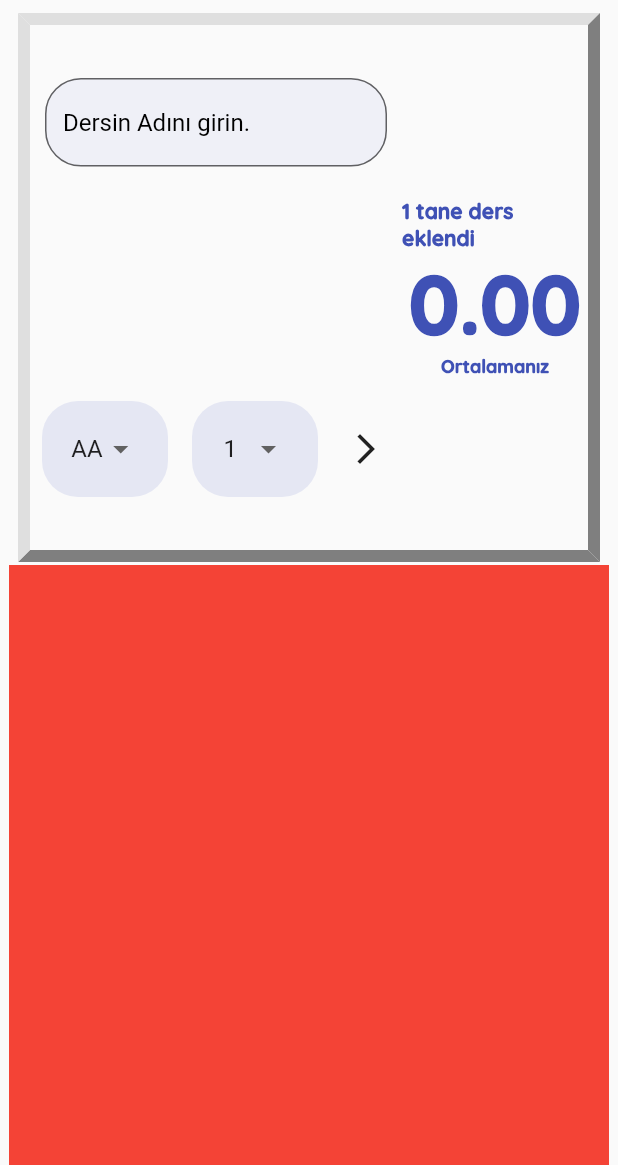
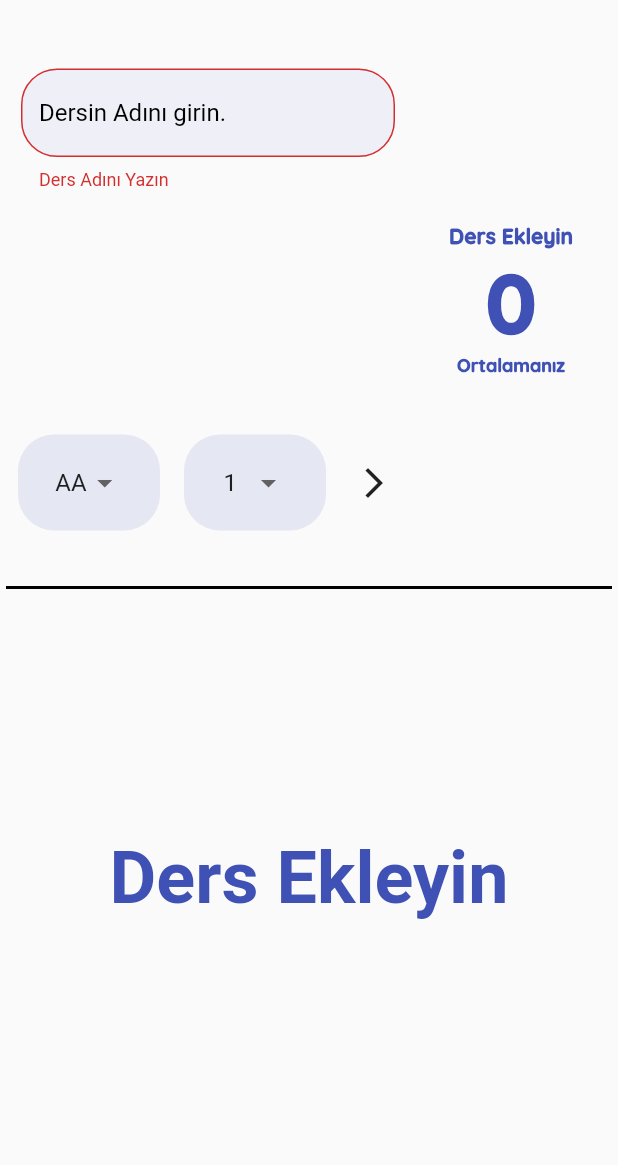
Before and after one commit to kubilaybzk/flutter_ortalama_hesaplama, a Flutter app: the screen it shows after launch, after a tap on the "arrow forward ios" icon, on a phone screen of 412 x 824 dp, the part 71-1236 px from its top. Run offline on Flutter 3.47's test engine with Material 2 defaults, Android fonts, the phone set to English and light mode, and no system bars; our stand-ins replace google_fonts.

Commit message:
Genel Tasarımlar Okey
Padding ve Margin düzenlenmeleri yapılmalı.

```diff
--- /dev/null
+++ b/lib/Liste_Modeli/ders.dart
@@ -0,0 +1,15 @@
+import 'package:flutter/material.dart';
+
+class Ders {
+  final String ders_ismi;
+  final double ders_kredi;
+  final double harf_notu;
+
+  Ders(this.ders_ismi, this.ders_kredi, this.harf_notu);
+
+  @override
+  String toString() {
+    // TODO: implement toString
+    return "  $ders_ismi    ,     $ders_kredi,     $harf_notu  ";
+  }
+}
--- a/lib/OrtalamaAnaSayfa.dart
+++ b/lib/OrtalamaAnaSayfa.dart
@@ -1,5 +1,7 @@
 import 'package:flutter/material.dart';
-import 'package:flutter_ortalama_hesaplama/data_creater.dart';
+import 'package:flutter_ortalama_hesaplama/Liste_Modeli/ders.dart';
+import 'package:flutter_ortalama_hesaplama/ders_listesi.dart';
+import 'data/harf_detasi.dart';
 import 'package:flutter_ortalama_hesaplama/ortalama_goster.dart';
 import 'package:google_fonts/google_fonts.dart';
 import 'package:flutter_ortalama_hesaplama/Constant/sabit.dart';
@@ -15,6 +17,7 @@ var formKey = GlobalKey<FormState>();
 double secilen = 1;
 double buildHarflerSecilen = 4.0;
 double buildKredilerSecilen = 1.0;
+String Kullanicinin_girdigi_ders = "";
 
 class _OrtalamaAnaSayfaState extends State<OrtalamaAnaSayfa> {
   @override
@@ -34,14 +37,7 @@ class _OrtalamaAnaSayfaState extends State<OrtalamaAnaSayfa> {
           crossAxisAlignment: CrossAxisAlignment.center,
           children: [
             _ilkSatir(),
-            SizedBox(
-              height: 2,
-            ),
-            Container(
-              height: 400,
-              width: 400,
-              color: Colors.red,
-            ),
+            Expanded(child: DerslerinListesi()),
           ],
         ));
   }
@@ -49,15 +45,10 @@ class _OrtalamaAnaSayfaState extends State<OrtalamaAnaSayfa> {
   Widget _ilkSatir() {
     return Expanded(
       child: Padding(
-        padding: const EdgeInsets.symmetric(horizontal: 12),
+        padding: const EdgeInsets.symmetric(horizontal: 4),
         child: Container(
-          decoration: BoxDecoration(
-              border: Border(
-            top: BorderSide(width: 8.0, color: Color(0xFFDFDFDF)),
-            left: BorderSide(width: 8.0, color: Color(0xFFDFDFDF)),
-            right: BorderSide(width: 8.0, color: Color(0xFF7F7F7F)),
-            bottom: BorderSide(width: 8.0, color: Color(0xFF7F7F7F)),
-          )),
+          decoration:
+              BoxDecoration(border: Border(bottom: BorderSide(width: 2))),
           child: Row(
             children: [
               Expanded(
@@ -66,7 +57,9 @@ class _OrtalamaAnaSayfaState extends State<OrtalamaAnaSayfa> {
               ),
               Expanded(
                 child: Container(
-                  child: OrtalamaBilgileri(ortalama: 0, derssayisi: 1),
+                  child: OrtalamaBilgileri(
+                      ortalama: DataHelper.ortalamHesapla(),
+                      derssayisi: DataHelper.EklenenDersler.length),
                 ),
                 flex: 1,
               ),
@@ -111,7 +104,7 @@ class _OrtalamaAnaSayfaState extends State<OrtalamaAnaSayfa> {
                   ),
                 ),
                 IconButton(
-                    onPressed: () {},
+                    onPressed: _dersOrtalamaHesaplama,
                     icon: Icon(
                       Icons.arrow_forward_ios_sharp,
                       size: 24,
@@ -124,6 +117,18 @@ class _OrtalamaAnaSayfaState extends State<OrtalamaAnaSayfa> {
 
   Widget _buildTextForm() {
     return TextFormField(
+      onSaved: (k_girdigi) {
+        setState(() {
+          Kullanicinin_girdigi_ders = k_girdigi!;
+        });
+      },
+      validator: (k_girdi) {
+        if (k_girdi!.length <= 0) {
+          return "Ders Adını Yazın";
+        } else {
+          return null;
+        }
+      },
       decoration: InputDecoration(
         filled: true,
         fillColor: Sabit.Material_color.shade100.withOpacity(0.2),
@@ -193,4 +198,18 @@ class _OrtalamaAnaSayfaState extends State<OrtalamaAnaSayfa> {
       ),
     );
   }
+
+  void _dersOrtalamaHesaplama() {
+    if (formKey.currentState!.validate()) {
+      formKey.currentState!.save();
+      var EklenenDers = Ders(
+          Kullanicinin_girdigi_ders, buildKredilerSecilen, buildHarflerSecilen);
+      print(EklenenDers);
+      DataHelper.ders_ekle(EklenenDers);
+      print(DataHelper.EklenenDersler);
+      print("Ortalama");
+      print(DataHelper.ortalamHesapla());
+      setState(() {});
+    }
+  }
 }
--- a/lib/data/harf_detasi.dart
+++ b/lib/data/harf_detasi.dart
@@ -1,4 +1,5 @@
 import 'package:flutter/material.dart';
+import 'package:flutter_ortalama_hesaplama/Liste_Modeli/ders.dart';
 
 class DataHelper {
   static List<String> _createDersHarfNotlari() {
@@ -62,4 +63,20 @@ class DataHelper {
             ))
         .toList();
   }
+
+  static List<Ders> EklenenDersler = [];
+
+  static ders_ekle(Ders gelen) {
+    EklenenDersler.add(gelen);
+  }
+
+  static double ortalamHesapla() {
+    double ToplamNot = 0;
+    double ToplamKredi = 0;
+    EklenenDersler.forEach((element) {
+      ToplamNot = ToplamKredi + (element.harf_notu * element.ders_kredi);
+      ToplamKredi = element.ders_kredi;
+    });
+    return ToplamNot / ToplamKredi;
+  }
 }
--- /dev/null
+++ b/lib/ders_listesi.dart
@@ -0,0 +1,57 @@
+import 'package:flutter/material.dart';
+import 'package:flutter_ortalama_hesaplama/Constant/sabit.dart';
+import 'package:flutter_ortalama_hesaplama/Liste_Modeli/ders.dart';
+import 'package:flutter_ortalama_hesaplama/data/harf_detasi.dart';
+
+class DerslerinListesi extends StatefulWidget {
+  DerslerinListesi({Key? key}) : super(key: key);
+
+  @override
+  _DerslerinListesiState createState() => _DerslerinListesiState();
+}
+
+class _DerslerinListesiState extends State<DerslerinListesi> {
+  @override
+  Widget build(BuildContext context) {
+    List<Ders> tumDersler = DataHelper.EklenenDersler;
+    return tumDersler.length > 0
+        ? ListView.builder(
+            itemCount: DataHelper.EklenenDersler.length,
+            itemBuilder: (context, index) {
+              return Dismissible(
+                key: UniqueKey(),
+                direction: DismissDirection.startToEnd,
+                onDismissed: (e) {
+                  DataHelper.EklenenDersler.removeAt(index);
+                  DataHelper.ortalamHesapla();
+                  setState(() {});
+                },
+                child: Card(
+                  child: ListTile(
+                    title: Text(tumDersler[index].ders_ismi),
+                    leading: CircleAvatar(
+                      backgroundColor: Sabit.Material_color,
+                      child: Text((tumDersler[index].ders_kredi *
+                              tumDersler[index].harf_notu)
+                          .toStringAsFixed(1)),
+                    ),
+                    subtitle: Text(
+                        "Kredi Değeri : ${tumDersler[index].ders_kredi}  Hard Değeri :${tumDersler[index].harf_notu} "),
+                  ),
+                ),
+              );
+            })
+        : Center(
+            child: Container(
+              alignment: Alignment.center,
+              child: Text(
+                "Ders Ekleyin",
+                style: TextStyle(
+                    fontSize: 48,
+                    color: Sabit.Material_color,
+                    fontWeight: FontWeight.bold),
+              ),
+            ),
+          );
+  }
+}
--- a/lib/ortalama_goster.dart
+++ b/lib/ortalama_goster.dart
@@ -17,7 +17,8 @@ class OrtalamaBilgileri extends StatelessWidget {
       children: [
         Text(derssayisi > 0 ? "$derssayisi tane ders eklendi" : "Ders Ekleyin",
             style: Sabit.derssayisi_style),
-        Text("${ortalama.toStringAsFixed(2)}", style: Sabit.ortalama_number),
+        Text(ortalama >= 0 ? "${ortalama.toStringAsFixed(2)}" : "0",
+            style: Sabit.ortalama_number),
         Text("Ortalamanız", style: Sabit.ortalama_goster_sabit)
       ],
     );
```
Also changed, not shown: 1 other file.
